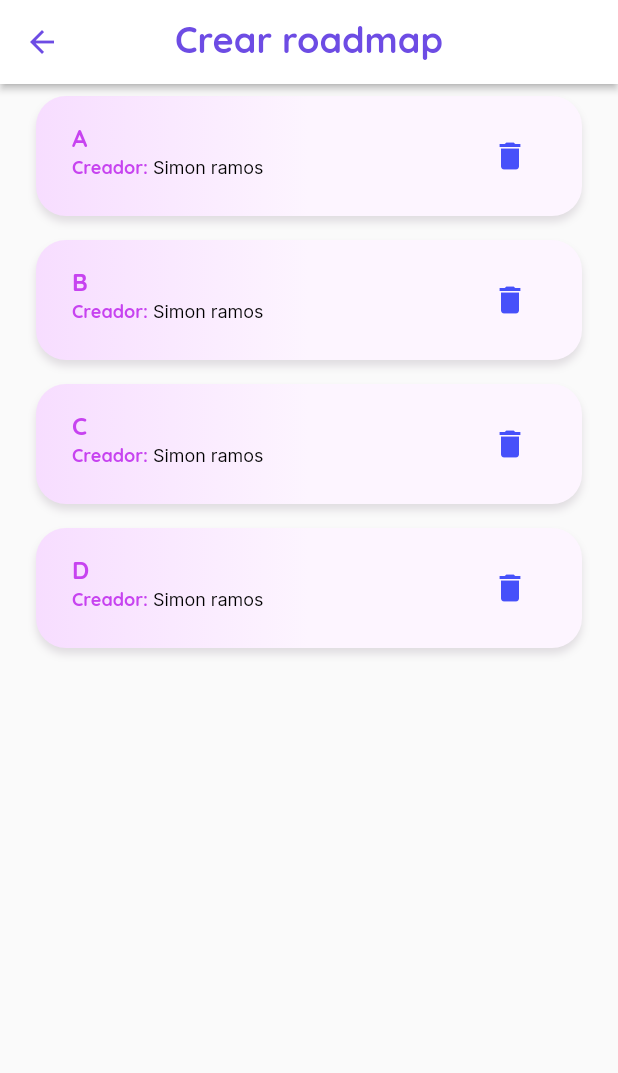
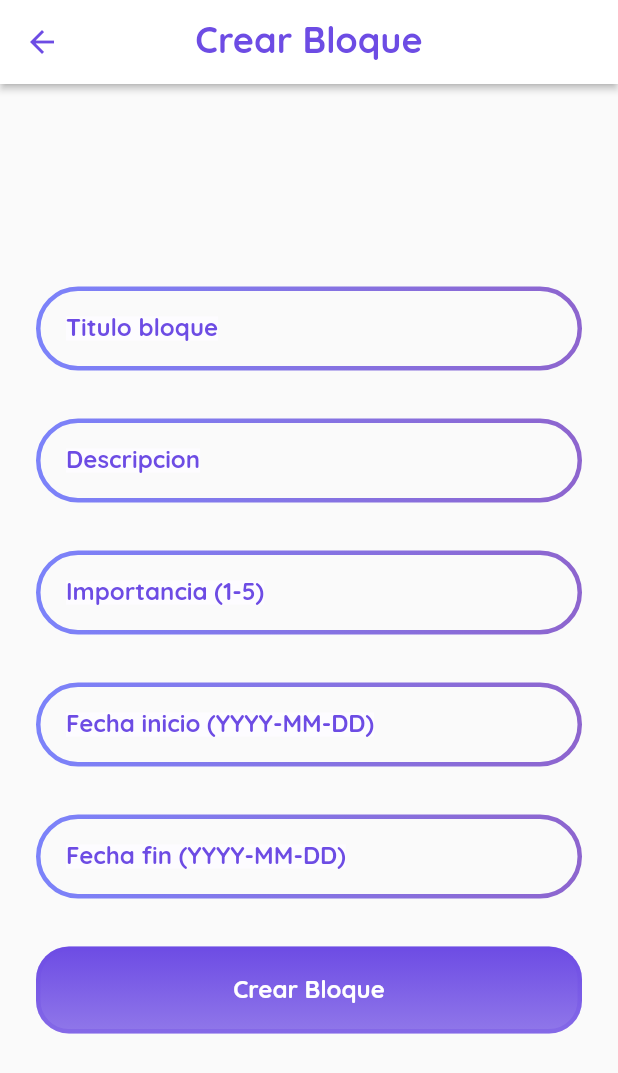
Before and after one commit to SimonRamos88/Aristeia, a Flutter app: the CreateBlockScreen screen opened directly, on a phone screen of 412 x 824 dp. Shown: the top 1073 px of the screen. Run offline on Flutter 3.47's test engine with Material 2 defaults, Android fonts, the phone set to English and light mode, and no system bars; our stand-ins replace auto_route, cloud_firestore, firebase_auth, firebase_core, flutter_rating_bar, gradient_borders and 1 more; accounts and stored records are empty.

Commit message:
funcionalidad crear bloque al pelo

```diff
--- a/lib/features/create_block_screen.dart
+++ b/lib/features/create_block_screen.dart
@@ -10,6 +10,7 @@ import 'package:aristeia_app/core/widgets/filter__chips_data.dart';
 import 'package:aristeia_app/core/widgets/filter_chips.dart';
 import 'package:aristeia_app/core/widgets/input_field.dart';
 import 'package:aristeia_app/core/widgets/resource_card.dart';
+import 'package:aristeia_app/features/roadmap/domain/repositories/addBloque.dart';
 import 'package:auto_route/auto_route.dart';
 import 'package:flutter/material.dart';
 import 'package:gradient_borders/box_borders/gradient_box_border.dart';
@@ -28,10 +29,7 @@ class CreateBlockScreen extends StatefulWidget {
 class _CreateBlockScreenState extends State<CreateBlockScreen> {
   // list of tiles
   final List myTiles = [
-    'A',
-    'B',
-    'C',
-    'D',
+    'Nombre del bloque',
   ];
 
   // reorder method
@@ -49,12 +47,26 @@ class _CreateBlockScreenState extends State<CreateBlockScreen> {
     });
   }
 
+  final TextEditingController _controllerDescripcion = TextEditingController();
+  final TextEditingController _controllerFechaFin = TextEditingController();
+  final TextEditingController _controllerFechaInicio = TextEditingController();
+  final TextEditingController _controllerTitulo = TextEditingController();
+  final TextEditingController _controllerImportancia = TextEditingController();
+
   @override
   Widget build(BuildContext context) {
     return Scaffold(
-      appBar: AppBarWidget(title: 'Crear roadmap', type: 1, onPressedLeading: (){context.router.pop();},),
-      body: ReorderableListView(
-
+      appBar: AppBarWidget(
+        title: 'Crear Bloque',
+        type: 1,
+        onPressedLeading: () {
+          context.router.pop();
+        },
+      ),
+      body: Center(
+        child:
+            /*
+            ReorderableListView(
               children: [
                 for (final tile in myTiles)
                   Padding(
@@ -66,14 +78,53 @@ class _CreateBlockScreenState extends State<CreateBlockScreen> {
                     //     title: Text(tile.toString()),
                     //   ),
                     // ),
-              child: ResourceCard(nombreRecurso: tile.toString(), edit:true) ,
+                    child:
+                        ResourceCard(nombreRecurso: tile.toString(), edit: true),
                   ),
               ],
               onReorder: (oldIndex, newIndex) {
                 updateMyTiles(oldIndex, newIndex);
               },
             ),
+            */
+            SingleChildScrollView(
+          child: Column(
+            children: [
+              InputField(
+                  hintText: 'Titulo bloque', controller: _controllerTitulo),
+              InputField(
+                hintText: 'Descripcion',
+                controller: _controllerDescripcion,
+              ),
+              InputField(
+                  hintText: 'Importancia (1-5)',
+                  controller: _controllerImportancia),
+              InputField(
+                  hintText: 'Fecha inicio (YYYY-MM-DD)',
+                  controller: _controllerFechaInicio),
+              InputField(
+                hintText: 'Fecha fin (YYYY-MM-DD)',
+                controller: _controllerFechaFin,
+              ),
+              MyButton(
+                buttonText: "Crear Bloque",
+                onTap: () async {
+                  await addBlock(
+                      '1',
+                      _controllerTitulo.text,
+                      _controllerDescripcion.text,
+                      int.parse(_controllerImportancia.text),
+                      DateTime.parse(
+                          _controllerFechaInicio.text + ' 00:00:00.000'),
+                      DateTime.parse(
+                          _controllerFechaFin.text + ' 00:00:00.000'));
+                  Navigator.pop(context);
+                },
+              ),
+            ],
+          ),
+        ),
+      ),
     );
   }
-
 }
--- a/lib/features/roadmap/domain/repositories/addBloque.dart
+++ b/lib/features/roadmap/domain/repositories/addBloque.dart
@@ -2,7 +2,8 @@ import 'package:cloud_firestore/cloud_firestore.dart';
 import 'dart:math';
 import 'package:flutter/material.dart';
 
-Future<void> addBlock(String roadmapID, String title, String description, int importance, DateTime startDate, DateTime endDate) async {
+Future<void> addBlock(String roadmapID, String title, String description,
+    int importance, DateTime startDate, DateTime endDate) async {
   // Instanciar la db
   FirebaseFirestore db = FirebaseFirestore.instance;
   // Acceder a la colección y al documento
@@ -14,4 +15,5 @@ Future<void> addBlock(String roadmapID, String title, String description, int im
     "fechaInicio": startDate,
     "fechaFin": endDate
   });
+  print('datos subidos');
 }
```
Also changed, not shown: lib/features/create_screen2.dart (+22 -9 lines). Lines whose indentation alone changed are shown as unchanged.
